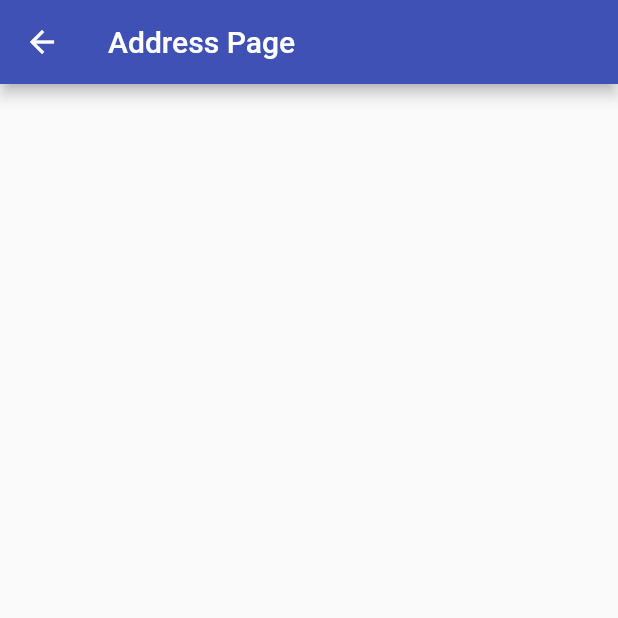
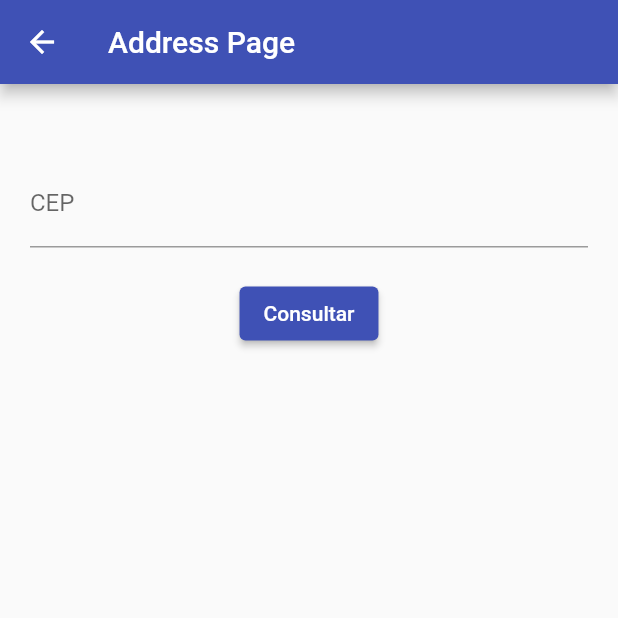
Before and after one commit to ViniciosM/flutter_modular_example, a Flutter app: the AddressPage screen opened by its route, on a phone screen of 412 x 824 dp, the top half of it. Run offline on Flutter 3.47's test engine with Material 2 defaults, Android fonts, the phone set to English and light mode, and no system bars; our stand-ins replace equatable, flutter_bloc, flutter_modular.

Commit message:
implementing presentation layer

```diff
--- a/lib/app/address/data/repositories/address_repository_impl.dart
+++ b/lib/app/address/data/repositories/address_repository_impl.dart
@@ -6,7 +6,7 @@ import '../../domain/repositories/address_repository.dart';
 
 class AddressRepositoryImpl implements AddressRepository {
   @override
-  Future<Result<AddressEntity>> getAddress({required String cep}) {
+  Future<Result<AddressEntity>> getAddress({required String cep}) async {
     // TODO: implement getAddress
     throw UnimplementedError();
   }
--- a/lib/app/address/presentation/pages/address/address_page.dart
+++ b/lib/app/address/presentation/pages/address/address_page.dart
@@ -1,16 +1,126 @@
+import 'package:flutter/material.dart';
+import 'package:flutter_bloc/flutter_bloc.dart';
+import 'package:flutter_modular/flutter_modular.dart';
+import 'package:flutter_modular_example/app/address/domain/entities/address_entity.dart';
+import 'package:flutter_modular_example/app/address/presentation/pages/address/controller/address_bloc.dart';
+import 'package:flutter_modular_example/core/shared/base_state.dart';
 
-import 'package:flutter/material.dart';
+class AddressPage extends StatefulWidget {
+  const AddressPage({super.key});
 
-class AddressPage extends StatelessWidget {
-  const AddressPage({Key? key}) : super(key: key);
+  @override
+  State<AddressPage> createState() => _AddressPageState();
+}
+
+late TextEditingController _cepEC;
+final _formKey = GlobalKey<FormState>();
+final _addressBloc = Modular.get<AddressBloc>();
+
+class _AddressPageState extends State<AddressPage> {
+  @override
+  void initState() {
+    _cepEC = TextEditingController();
+    super.initState();
+  }
 
   @override
   Widget build(BuildContext context) {
     return Scaffold(
-      appBar: AppBar(
-        title: const Text('Address Page'),
-      ),
-      body: Container(),
-    );
+        appBar: AppBar(
+          title: const Text('Address Page'),
+        ),
+        body: Padding(
+          padding: const EdgeInsets.symmetric(horizontal: 20.0),
+          child: SingleChildScrollView(
+            child: Column(
+              children: [
+                Form(
+                  key: _formKey,
+                  child: Column(
+                    mainAxisAlignment: MainAxisAlignment.center,
+                    crossAxisAlignment: CrossAxisAlignment.center,
+                    children: [
+                      const SizedBox(
+                        height: 50,
+                      ),
+                      TextFormField(
+                        controller: _cepEC,
+                        decoration: const InputDecoration(
+                          label: Text('CEP'),
+                        ),
+                      ),
+                      const SizedBox(
+                        height: 20,
+                      ),
+                      ElevatedButton(
+                        child: const Text('Consultar'),
+                        onPressed: () async {
+                          final formValid =
+                              _formKey.currentState?.validate() ?? false;
+                          if (formValid) {
+                            await _addressBloc.getAddress(_cepEC.text);
+                          }
+                        },
+                      ),
+                      const SizedBox(
+                        height: 30,
+                      ),
+                    ],
+                  ),
+                ),
+                BlocBuilder(
+                    bloc: _addressBloc,
+                    builder: (context, state) {
+                      if (state is LoadingState) {
+                        return const Center(
+                          child: CircularProgressIndicator(),
+                        );
+                      } else if (state is SuccessState<AddressEntity>) {
+                        final address = state.data;
+                        return Container(
+                          padding: const EdgeInsets.all(25),
+                          margin: const EdgeInsets.all(25),
+                          child: Column(
+                            crossAxisAlignment: CrossAxisAlignment.start,
+                            children: [
+                              const SizedBox(
+                                height: 20,
+                              ),
+                              Text('Logradouro: ${address.logradouro}'),
+                              const SizedBox(
+                                height: 10,
+                              ),
+                              Text('Logradouro: ${address.complemento}'),
+                              const SizedBox(
+                                height: 10,
+                              ),
+                              Text('Logradouro: ${address.bairro}'),
+                              const SizedBox(
+                                height: 10,
+                              ),
+                              Text('Logradouro: ${address.localidade}'),
+                              const SizedBox(
+                                height: 10,
+                              ),
+                              Text('Logradouro: ${address.uf}'),
+                              const SizedBox(
+                                height: 10,
+                              ),
+                            ],
+                          ),
+                        );
+                      } else if (state is ErrorState) {
+                        return const Center(
+                          child: Text('Ocorreu um erro inesperado'),
+                        );
+                      } else if (state is EmptyState) {
+                        return const SizedBox.shrink();
+                      }
+                      return const SizedBox.shrink();
+                    }),
+              ],
+            ),
+          ),
+        ));
   }
 }
--- /dev/null
+++ b/lib/app/address/presentation/pages/address/controller/address_bloc.dart
@@ -0,0 +1,19 @@
+import 'package:flutter_bloc/flutter_bloc.dart';
+
+import '../../../../../../core/shared/base_state.dart';
+import '../../../../domain/usecases/get_address_usecase.dart';
+
+class AddressBloc extends Cubit<BaseState> {
+  final GetAddressUsecase _getAddressUsecase;
+  AddressBloc(this._getAddressUsecase) : super(const EmptyState());
+
+  Future<void> getAddress(String cep) async {
+    emit(const LoadingState());
+    final result = await _getAddressUsecase(cep: cep);
+    if (result.isSuccess) {
+      emit(SuccessState(result.getSuccessData));
+    } else {
+      emit(ErrorState(result.getErrorData.message));
+    }
+  }
+}
--- a/lib/app/app_module.dart
+++ b/lib/app/app_module.dart
@@ -1,9 +1,38 @@
 import 'package:flutter_modular/flutter_modular.dart';
+import 'package:flutter_modular_example/app/address/address_module.dart';
+import 'package:flutter_modular_example/app/address/data/datasources/address_datasource.dart';
+import 'package:flutter_modular_example/app/address/data/datasources/address_datasource_impl.dart';
+import 'package:flutter_modular_example/app/address/data/repositories/address_repository_impl.dart';
+import 'package:flutter_modular_example/app/address/domain/repositories/address_repository.dart';
+import 'package:flutter_modular_example/app/address/domain/usecases/get_address_usecase.dart';
+import 'package:flutter_modular_example/app/address/domain/usecases/get_address_usecase_impl.dart';
+import 'package:flutter_modular_example/app/address/presentation/pages/address/controller/address_bloc.dart';
 import 'package:flutter_modular_example/app/splash/splash_module.dart';
+import 'package:http/http.dart' as http;
 
 class AppModule extends Module {
   @override
+  List<Bind<Object>> get binds => [
+        // HTTP
+        Bind.singleton((i) => http.Client()),
+
+        // Blocs
+        Bind.singleton<AddressBloc>((i) => AddressBloc(i())),
+
+        // Datasources
+        Bind.factory<AddressDatasource>((i) => AddressDatasourceImpl()),
+
+        // Repositories
+        Bind.factory<AddressRepository>((i) => AddressRepositoryImpl()),
+
+        // Usecases
+        Bind.factory<GetAddressUsecase>(
+            (i) => GetAddressUsecaseImpl(addressRepository: i())),
+      ];
+
+  @override
   List<ModularRoute> get routes => [
         ModuleRoute('/', module: SplashModule()),
+        ModuleRoute('/address', module: AddressModule()),
       ];
 }
--- a/lib/core/shared/base_state.dart
+++ b/lib/core/shared/base_state.dart
@@ -0,0 +1,49 @@
+import 'package:equatable/equatable.dart';
+
+abstract class BaseState extends Equatable {}
+
+class LoadingState implements BaseState {
+  const LoadingState();
+
+  @override
+  List<Object?> get props => [];
+
+  @override
+  bool get stringify => false;
+}
+
+class SuccessState<T> implements BaseState {
+  final T data;
+
+  const SuccessState(this.data);
+
+  @override
+  List<Object?> get props => [data];
+
+  @override
+  bool get stringify => false;
+}
+
+class ErrorState implements BaseState {
+  final String message;
+
+  const ErrorState(this.message);
+
+  @override
+  List<Object?> get props => [message];
+
+  @override
+  bool get stringify => false;
+}
+
+class EmptyState implements BaseState {
+  final String? message;
+
+  const EmptyState({this.message});
+
+  @override
+  List<Object?> get props => [];
+
+  @override
+  bool get stringify => false;
+}
--- a/pubspec.yaml
+++ b/pubspec.yaml
@@ -20,6 +20,9 @@ dependencies:
   flutter_modular: ^5.0.3
   equatable: ^2.0.5
   http: ^0.13.5
+  flutter_bloc: ^8.1.2
+  bloc: ^8.1.1
+  dio: ^5.1.1
 
 dev_dependencies:
   flutter_test:
```
